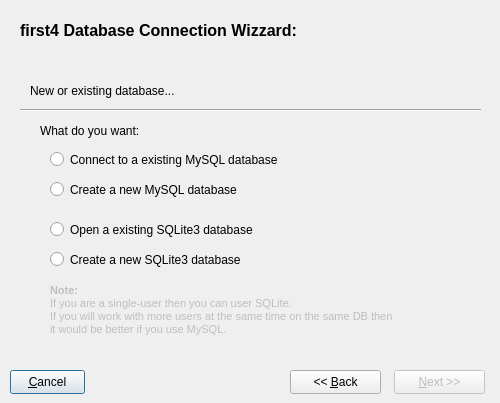
BackupTheBerlios/first4-svn, file trunk/ui/dbwizzardfrm.ui: the form before one commit.
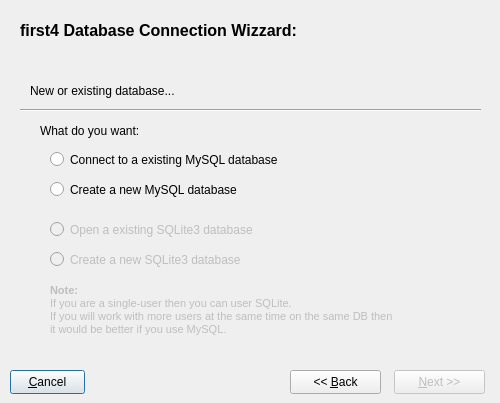
The form after the commit. The open tabs and pages were chosen to show the change. Icons and pictures are not drawn.

```diff
--- a/trunk/ui/dbwizzardfrm.ui
+++ b/trunk/ui/dbwizzardfrm.ui
@@ -130,7 +130,7 @@
     </widget>
     <widget class="QRadioButton" name="rbtnsqlitenew" >
      <property name="enabled" >
-      <bool>true</bool>
+      <bool>false</bool>
      </property>
      <property name="geometry" >
       <rect>
@@ -146,7 +146,7 @@
     </widget>
     <widget class="QRadioButton" name="rbtnsqliteex" >
      <property name="enabled" >
-      <bool>true</bool>
+      <bool>false</bool>
      </property>
      <property name="geometry" >
       <rect>
```
Left out of the diff: 2 changed lines with no effect on the pictures.
